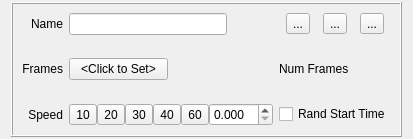
First picture: the form in Editor/src/Assets/Atlas/TileSet/WgtTileSetAnimation.ui, repository GameOverture/HarmonyEngine, before the edit.
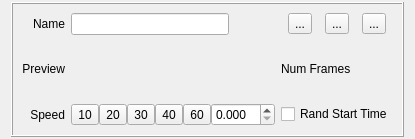
Second picture: the form after the edit. Icons and pictures are not drawn.

Commit message: TileSet animation preview

```diff
--- a/Editor/src/Assets/Atlas/TileSet/WgtTileSetAnimation.ui
+++ b/Editor/src/Assets/Atlas/TileSet/WgtTileSetAnimation.ui
@@ -113,7 +113,7 @@
       <item row="2" column="0">
        <widget class="QLabel" name="label_2">
         <property name="text">
-         <string>Frames</string>
+         <string>Preview</string>
         </property>
         <property name="alignment">
          <set>Qt::AlignmentFlag::AlignRight|Qt::AlignmentFlag::AlignTrailing|Qt::AlignmentFlag::AlignVCenter</set>
@@ -168,16 +168,6 @@
       </item>
       <item row="2" column="2">
        <layout class="QHBoxLayout" name="horizontalLayout_7">
-        <item>
-         <widget class="QPushButton" name="btnFramePreview">
-          <property name="text">
-           <string>&lt;Click to Set&gt;</string>
-          </property>
-          <property name="flat">
-           <bool>false</bool>
-          </property>
-         </widget>
-        </item>
         <item>
          <widget class="QLabel" name="lblFramePreview">
           <property name="text">
```
The commit also changes 9 other files.
